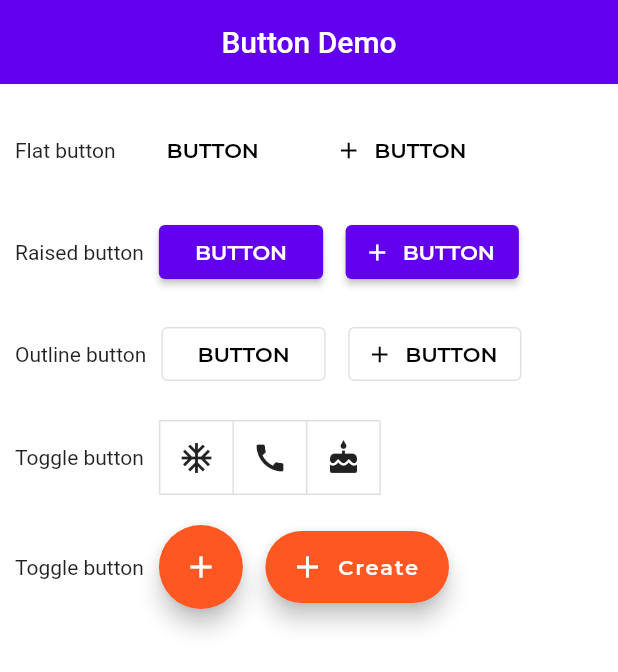
After one commit to luffyjie/flutter, a Flutter app: the ButtonDemo screen opened by its route, on a phone screen of 412 x 824 dp. The commit adds this screen. Shown: the top 672 px of the screen. Run offline on Flutter 3.47's test engine with Material 2 defaults, Android fonts, the phone set to English and light mode, and no system bars; our stand-ins replace flutter_localized_locales, flutter_swiper, google_fonts; generated files the repository leaves out were written again.

Commit message:
add buttom demo

```diff
--- a/flutter_autoLayout/lib/gallery/bottom_sheet_demo.dart
+++ b/flutter_autoLayout/lib/gallery/bottom_sheet_demo.dart
@@ -139,9 +139,12 @@ class _PersistentBottomSheetDemoState
     });
 
     Scaffold.of(context)
-        .showBottomSheet((context) {
-          return _BottomSheetContent();
-        }, elevation: 25)
+        .showBottomSheet(
+          (context) {
+            return _BottomSheetContent();
+          },
+          elevation: 2,
+        )
         .closed
         .whenComplete(() {
           if (mounted) {
--- /dev/null
+++ b/flutter_autoLayout/lib/gallery/button_demo.dart
@@ -0,0 +1,189 @@
+import 'package:flutter_autoLayout/public.dart';
+
+enum ButtonDemoType {
+  flat,
+  raised,
+  outline,
+  toggle,
+  floating,
+}
+
+class ButtonDemo extends StatelessWidget {
+  @override
+  Widget build(BuildContext context) {
+    return Scaffold(
+      appBar: AppBar(
+        automaticallyImplyLeading: false,
+        title: Text("Button Demo"),
+      ),
+      body: Column(
+        children: [
+          SizedBox(height: 20),
+          _FlatButtonDemo(),
+          SizedBox(height: 20),
+          _RaisedButtonDemo(),
+          SizedBox(height: 20),
+          _OutlineButtonDemo(),
+          SizedBox(height: 20),
+          _ToggleButtonsDemo(),
+          SizedBox(height: 20),
+          _FloatingActionButtonDemo(),
+        ],
+      ),
+    );
+  }
+}
+
+class _FlatButtonDemo extends StatelessWidget {
+  @override
+  Widget build(BuildContext context) {
+    return Center(
+      child: Row(
+        children: [
+          Container(
+            margin: const EdgeInsets.all(10),
+            child: Text('Flat button'),
+          ),
+          FlatButton(
+            onPressed: () {},
+            child: Text(AutolayoutLocalizations.of(context).buttonText),
+          ),
+          const SizedBox(width: 15),
+          FlatButton.icon(
+            onPressed: () {},
+            icon: const Icon(
+              Icons.add,
+              size: 18,
+            ),
+            label: Text(AutolayoutLocalizations.of(context).buttonText),
+          )
+        ],
+      ),
+    );
+  }
+}
+
+class _RaisedButtonDemo extends StatelessWidget {
+  @override
+  Widget build(BuildContext context) {
+    return Center(
+      child: Row(
+        children: [
+          Container(
+            margin: const EdgeInsets.all(10),
+            child: Text('Raised button'),
+          ),
+          RaisedButton(
+            onPressed: () {},
+            child: Text(AutolayoutLocalizations.of(context).buttonText),
+          ),
+          const SizedBox(width: 15),
+          RaisedButton.icon(
+            onPressed: () {},
+            icon: const Icon(
+              Icons.add,
+              size: 18,
+            ),
+            label: Text(AutolayoutLocalizations.of(context).buttonText),
+          ),
+        ],
+      ),
+    );
+  }
+}
+
+class _OutlineButtonDemo extends StatelessWidget {
+  @override
+  Widget build(BuildContext context) {
+    return Center(
+      child: Row(
+        children: [
+          Container(
+            margin: const EdgeInsets.all(10),
+            child: Text('Outline button'),
+          ),
+          OutlineButton(
+            onPressed: () {},
+            child: Text(AutolayoutLocalizations.of(context).buttonText),
+            highlightedBorderColor:
+                Theme.of(context).colorScheme.onSurface.withOpacity(0.12),
+          ),
+          const SizedBox(width: 15),
+          OutlineButton.icon(
+            onPressed: () {},
+            icon: Icon(
+              Icons.add,
+              size: 18,
+            ),
+            label: Text(AutolayoutLocalizations.of(context).buttonText),
+            highlightedBorderColor:
+                Theme.of(context).colorScheme.onSurface.withOpacity(0.12),
+          )
+        ],
+      ),
+    );
+  }
+}
+
+class _ToggleButtonsDemo extends StatefulWidget {
+  @override
+  _ToggleButtonsDemoState createState() => _ToggleButtonsDemoState();
+}
+
+class _ToggleButtonsDemoState extends State<_ToggleButtonsDemo> {
+  final isSelected = <bool>[false, false, false];
+
+  @override
+  Widget build(BuildContext context) {
+    return Center(
+        child: Row(
+      children: [
+        Container(
+          margin: const EdgeInsets.all(10),
+          child: Text('Toggle button'),
+        ),
+        ToggleButtons(
+          children: const [
+            Icon(Icons.ac_unit),
+            Icon(Icons.call),
+            Icon(Icons.cake),
+          ],
+          onPressed: (index) {
+            setState(() {
+              isSelected[index] = !isSelected[index];
+            });
+          },
+          isSelected: isSelected,
+        ),
+      ],
+    ));
+  }
+}
+
+class _FloatingActionButtonDemo extends StatelessWidget {
+  @override
+  Widget build(BuildContext context) {
+    return Center(
+      child: Row(
+        children: [
+          Container(
+            margin: const EdgeInsets.all(10),
+            child: Text('Toggle button'),
+          ),
+          FloatingActionButton(
+            onPressed: () {},
+            child: const Icon(Icons.add),
+            tooltip: AutolayoutLocalizations.of(context).buttonTextCreate,
+          ),
+          SizedBox(width: 15),
+          FloatingActionButton.extended(
+              onPressed: () {},
+              icon: const Icon(Icons.add),
+              heroTag: 'other',
+              label:
+                  Text(AutolayoutLocalizations.of(context).buttonTextCreate)),
+        ],
+      ),
+    );
+  }
+}
--- /dev/null
+++ b/flutter_autoLayout/lib/gallery_public.dart
@@ -0,0 +1,10 @@
+library gallery_public;
+
+//Gallery demo
+export 'pay/pay_method_list_page.dart';
+export 'gallery/bottom_app_bar_demo.dart';
+export 'gallery/banner_demo.dart';
+export 'gallery/gallery_button.dart';
+export 'gallery/bottom_navigation_demo.dart';
+export 'gallery/bottom_sheet_demo.dart';
+export 'gallery/button_demo.dart';
--- a/flutter_autoLayout/lib/main.dart
+++ b/flutter_autoLayout/lib/main.dart
@@ -1,15 +1,10 @@
 import 'package:flutter/cupertino.dart';
-import 'package:flutter_autoLayout/public.dart';
 import 'package:flutter_autoLayout/themes/theme_data.dart';
 import 'package:flutter_localized_locales/flutter_localized_locales.dart';
+import 'public.dart';
+import 'gallery_public.dart';
 import 'loan/loan_fill_page.dart';
 import 'loan/loan_page.dart';
-import 'pay/pay_method_list_page.dart';
-import 'gallery/bottom_app_bar_demo.dart';
-import 'gallery/banner_demo.dart';
-import 'gallery/gallery_button.dart';
-import 'gallery/bottom_navigation_demo.dart';
-import 'gallery/bottom_sheet_demo.dart';
 
 void main() {
   runApp(MyApp());
@@ -39,6 +34,7 @@ class MyApp extends StatelessWidget {
           '/bottom_sheet_demo': (BuildContext context) => BottomSheetDemo(
                 type: BottomSheetDemoType.modal,
               ),
+          '/button_demo': (BuildContext context) => ButtonDemo(),
         },
         localizationsDelegates: const [
           ...AutolayoutLocalizations.localizationsDelegates,
@@ -116,6 +112,11 @@ class _MyHomePageSatate extends State<MyHomePage> {
                       onPressed: () {
                         Navigator.pushNamed(context, '/bottom_sheet_demo');
                       }),
+                  GalleryButton(
+                      name: "Button demo",
+                      onPressed: () {
+                        Navigator.pushNamed(context, '/button_demo');
+                      }),
                 ],
               ),
               Row(
```
